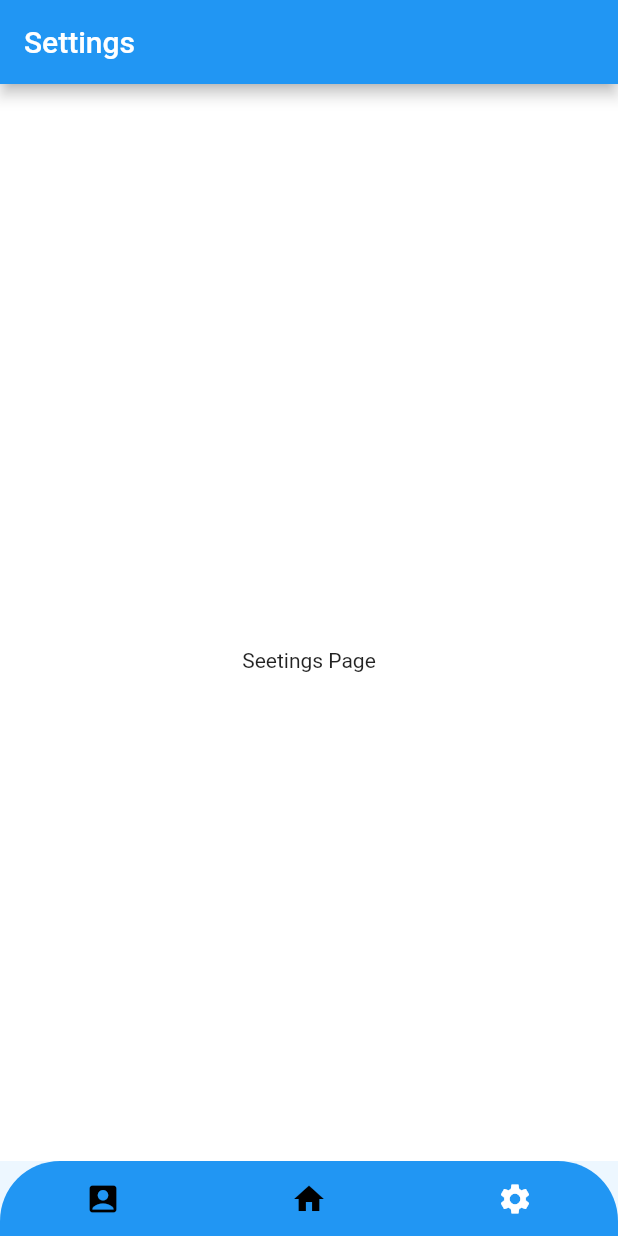
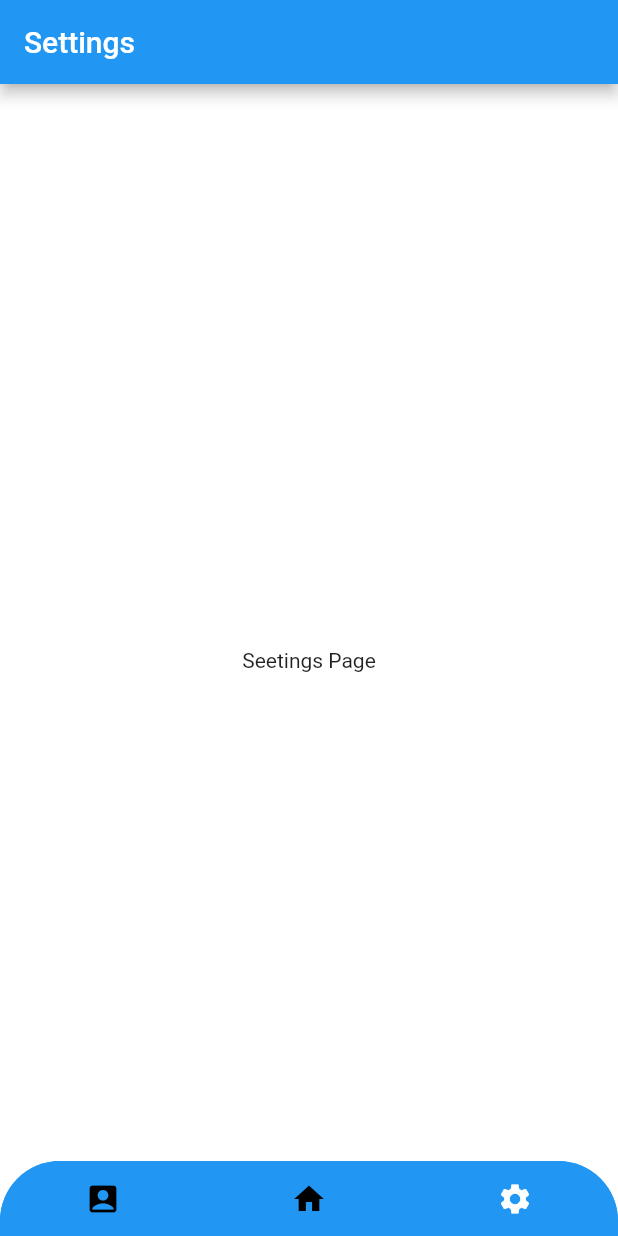
Before and after one commit to mohammadalihera/Medicine_Reminder, a Flutter app: the HomePage screen opened directly, swiped to page 3, on a phone screen of 412 x 824 dp. Run offline on Flutter 3.47's test engine with Material 2 defaults, Android fonts, the phone set to English and light mode, and no system bars; our stand-ins replace date_time_picker, double_back_to_close, flutter_svg, flutter_time_picker_spinner, get, numberpicker and 1 more.

Commit message:
fix the bottom navbar

```diff
--- a/lib/view/pages/dashboard.dart
+++ b/lib/view/pages/dashboard.dart
@@ -21,7 +21,7 @@ class _DashBoardState extends State<DashBoard> {
      backgroundColor:  Colors.blue,
       body: Container(
       // color:   Color(0xffEDF7FF),
-        padding: EdgeInsets.only(bottom:50),
+       // padding: EdgeInsets.only(bottom:50),
         child: SingleChildScrollView(
           child: Column(
             children: <Widget>[
@@ -41,6 +41,7 @@ class _DashBoardState extends State<DashBoard> {
               InkWell(
                 onTap: medicineDetail,
                 child: Container(
+
                   decoration: BoxDecoration(
                       borderRadius: BorderRadius.only(
                           topLeft: Radius.circular(30),
--- a/lib/view/pages/home/home_page.dart
+++ b/lib/view/pages/home/home_page.dart
@@ -70,7 +70,15 @@ class _HomePageState extends State<HomePage> {
           Positioned(
             bottom: 0,
             child: Container(
-              color: Color(0xffEDF7FF),
+               height: 50,
+               width: MediaQuery.of(context).size.width,
+             decoration: BoxDecoration(
+                  color: Colors.blue,
+                  borderRadius: BorderRadius.only(
+                    topLeft: Radius.circular(40),
+                    topRight: Radius.circular(40),
+                  ),
+                ),
               child: Container(
                 decoration: BoxDecoration(
                   color: Colors.blue,
--- a/lib/view/widgets/dashboard_widget/medicine_info_tile.dart
+++ b/lib/view/widgets/dashboard_widget/medicine_info_tile.dart
@@ -10,6 +10,7 @@ class _MedicineInfoTileState extends State<MedicineInfoTile> {
   @override
   Widget build(BuildContext context) {
     return Container(
+      padding: EdgeInsets.only(bottom:50),
       margin: EdgeInsets.only(
         left: 10,
         right: 10,
```
